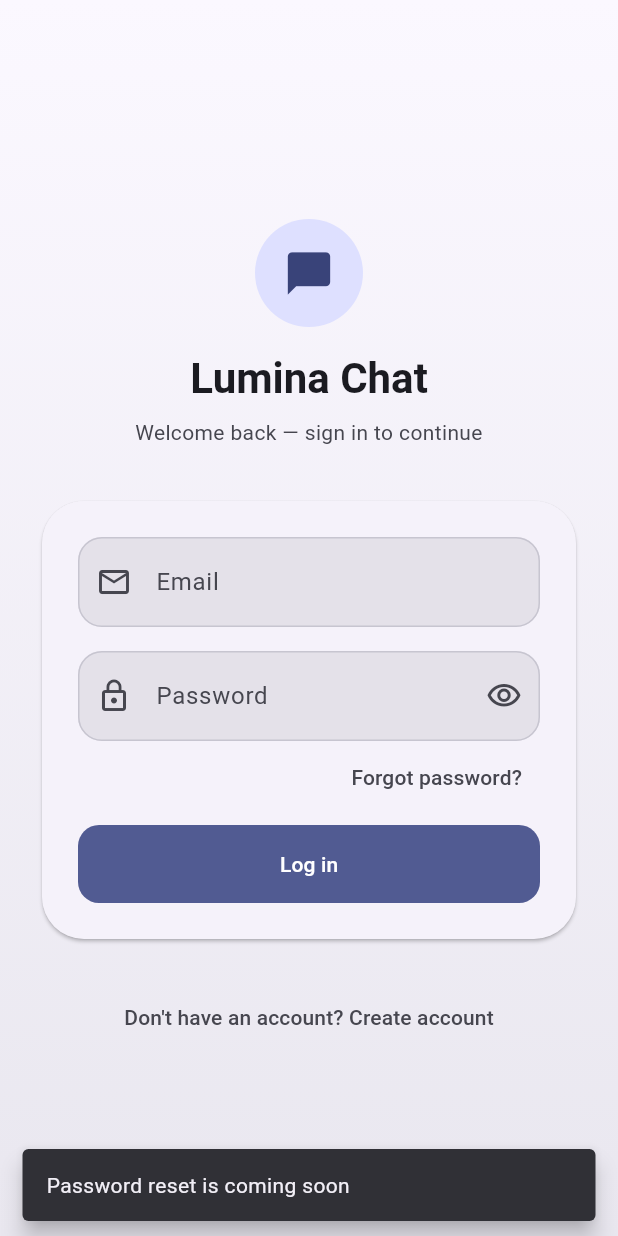
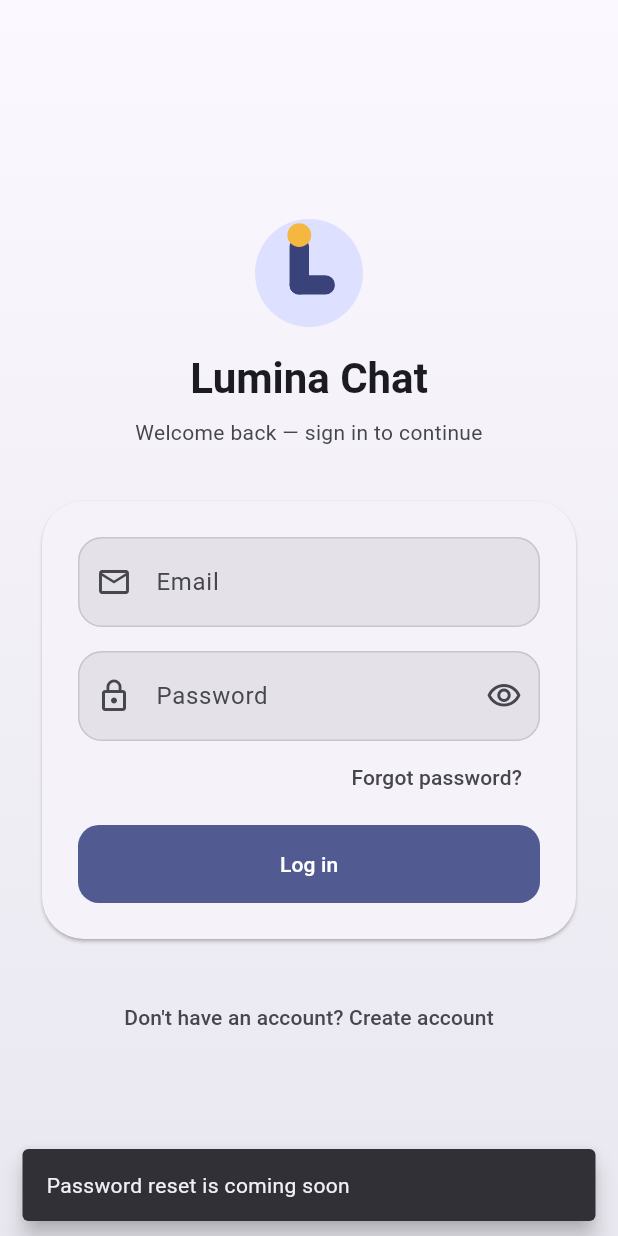
Before and after one commit to Mhmd-Shkeir/Chatting_app, a Flutter app: the screen it shows after launch, after a tap on "Forgot password?", on a phone screen of 412 x 824 dp. Run offline on Flutter 3.47's test engine with Material 3 defaults, Android fonts, the phone set to English and light mode, and no system bars; our stand-ins replace audioplayers, cached_network_image, cloud_firestore, emoji_picker_flutter, firebase_auth, firebase_core and 7 more; missing offline and left inert: record; accounts and stored records are empty.

Commit message:
feat: finalize Lumina Chat branding and splash screen
Adds the L-Mark brand identity (approved direction from the brand pitch:
two rounded bars forming an L, capped with a glow dot) across every
touchpoint that previously used generic/default assets:

- Android adaptive launcher icon (vector background+foreground layers for
  API 26+) plus regenerated legacy PNG mipmaps at all five densities,
  replacing the default Flutter template icon.
- Native pre-Flutter-engine splash (launch_background.xml) now shows the
  brand dusk background + glow logo instead of a blank white/system screen.
- In-app SplashScreen widget rebuilt: logo in a soft amber glow, "Welcome
  to Lumina Chat", tagline — fully Light/Dark/System-aware.
- Dedicated flat monochrome notification icon (Android requires a
  single-color silhouette here), wired into the manifest and
  LocalNotificationService, replacing the full-color launcher icon that
  was being force-flattened by the system.
- Login screen and AI Assistant (FAB + header) now use the same mark
  instead of generic Material icons.

New reusable lib/core/widgets/lumina_mark.dart (CustomPainter) is the
single source of geometry for the Flutter-side usages; the Android XML
vector drawables share the identical coordinates by hand, documented
in-file so they can be kept in sync.

```diff
--- /dev/null
+++ b/lib/core/theme/brand_colors.dart
@@ -0,0 +1,7 @@
+import 'package:flutter/material.dart';
+
+/// The one brand color that stays constant across Light/Dark/System — the
+/// "glow" accent from the Lumina mark (see LuminaMark). Everything else
+/// about the mark adapts to the surrounding theme; this doesn't, by design
+/// (approved brand pitch: "the glow color stays constant, the ink flips").
+const luminaGlow = Color(0xFFF4B740);
--- /dev/null
+++ b/lib/core/widgets/lumina_mark.dart
@@ -0,0 +1,74 @@
+import 'package:flutter/material.dart';
+
+import '../theme/brand_colors.dart';
+
+/// The Lumina Chat brand mark — two rounded bars forming an L, capped with a
+/// glowing dot (approved brand pitch, "L-Mark" direction: 2026-08-09).
+/// Vector-drawn so it stays crisp at any size, from a 20px notification-bar
+/// glyph up to a full splash-screen hero, and adapts [markColor] to
+/// whatever it's placed on while [glowColor] stays the constant brand
+/// amber. Same geometry drives the Android adaptive launcher icon and
+/// notification icon (see android/app/src/main/res/drawable/ic_launcher_foreground.xml
+/// and ic_notification.xml) — keep those in sync if this ever changes.
+class LuminaMark extends StatelessWidget {
+  const LuminaMark({this.size = 40, this.markColor, this.glowColor, super.key});
+
+  final double size;
+  final Color? markColor;
+  final Color? glowColor;
+
+  @override
+  Widget build(BuildContext context) {
+    final resolvedMarkColor = markColor ?? Theme.of(context).colorScheme.onSurface;
+    return SizedBox(
+      width: size,
+      height: size,
+      child: CustomPaint(
+        painter: _LuminaMarkPainter(
+          markColor: resolvedMarkColor,
+          glowColor: glowColor ?? luminaGlow,
+        ),
+      ),
+    );
+  }
+}
+
+class _LuminaMarkPainter extends CustomPainter {
+  const _LuminaMarkPainter({required this.markColor, required this.glowColor});
+
+  final Color markColor;
+  final Color glowColor;
+
+  // Same 100x100 grid as the approved brand pitch's SVG, so every rendering
+  // of this mark (Flutter, Android XML) shares identical geometry.
+  static const _gridSize = 100.0;
+
+  @override
+  void paint(Canvas canvas, Size size) {
+    final scale = size.width / _gridSize;
+    canvas.save();
+    canvas.scale(scale);
+
+    final markPaint = Paint()..color = markColor;
+    final glowPaint = Paint()..color = glowColor;
+
+    final verticalBar = RRect.fromRectAndRadius(
+      const Rect.fromLTWH(32, 16, 18, 54),
+      const Radius.circular(9),
+    );
+    final horizontalBar = RRect.fromRectAndRadius(
+      const Rect.fromLTWH(32, 52, 42, 18),
+      const Radius.circular(9),
+    );
+    canvas.drawRRect(verticalBar, markPaint);
+    canvas.drawRRect(horizontalBar, markPaint);
+    canvas.drawCircle(const Offset(41, 15), 11, glowPaint);
+
+    canvas.restore();
+  }
+
+  @override
+  bool shouldRepaint(covariant _LuminaMarkPainter oldDelegate) {
+    return oldDelegate.markColor != markColor || oldDelegate.glowColor != glowColor;
+  }
+}
--- a/lib/core/widgets/splash_screen.dart
+++ b/lib/core/widgets/splash_screen.dart
@@ -1,12 +1,74 @@
 import 'package:flutter/material.dart';
 
+import '../theme/brand_colors.dart';
+import 'lumina_mark.dart';
+
+/// Shown while the router is resolving auth/profile state (see
+/// router.dart's redirect). Fully theme-aware — unlike the native
+/// pre-Flutter-engine splash (android/.../launch_background.xml, a flat
+/// brand-color background shown before this widget can even run), this one
+/// picks up Light/Dark/System like every other screen.
 class SplashScreen extends StatelessWidget {
   const SplashScreen({super.key});
 
   @override
   Widget build(BuildContext context) {
-    return const Scaffold(
-      body: Center(child: CircularProgressIndicator()),
+    final colorScheme = Theme.of(context).colorScheme;
+    final textTheme = Theme.of(context).textTheme;
+
+    return Scaffold(
+      body: DecoratedBox(
+        decoration: BoxDecoration(
+          gradient: RadialGradient(
+            center: const Alignment(0, -0.5),
+            radius: 1.3,
+            colors: [colorScheme.surfaceContainerHigh, colorScheme.surface],
+          ),
+        ),
+        child: Center(
+          child: Column(
+            mainAxisSize: MainAxisSize.min,
+            children: [
+              Container(
+                width: 136,
+                height: 136,
+                decoration: BoxDecoration(
+                  shape: BoxShape.circle,
+                  gradient: RadialGradient(
+                    colors: [
+                      luminaGlow.withValues(alpha: 0.24),
+                      luminaGlow.withValues(alpha: 0),
+                    ],
+                  ),
+                ),
+                child: Center(
+                  child: LuminaMark(size: 76, markColor: colorScheme.onSurface),
+                ),
+              ),
+              const SizedBox(height: 28),
+              Text(
+                'Welcome to Lumina Chat',
+                textAlign: TextAlign.center,
+                style: textTheme.headlineSmall?.copyWith(fontWeight: FontWeight.w800),
+              ),
+              const SizedBox(height: 8),
+              Text(
+                'Chat simply. Connect freely.',
+                style: textTheme.bodyMedium?.copyWith(color: colorScheme.onSurfaceVariant),
+              ),
+              const SizedBox(height: 44),
+              SizedBox(
+                width: 22,
+                height: 22,
+                child: CircularProgressIndicator(
+                  strokeWidth: 2.4,
+                  color: colorScheme.onSurfaceVariant,
+                ),
+              ),
+            ],
+          ),
+        ),
+      ),
     );
   }
 }
--- a/lib/features/assistant/presentation/screens/assistant_screen.dart
+++ b/lib/features/assistant/presentation/screens/assistant_screen.dart
@@ -1,6 +1,7 @@
 import 'package:flutter/material.dart';
 import 'package:flutter_riverpod/flutter_riverpod.dart';
 
+import '../../../../core/widgets/lumina_mark.dart';
 import '../../data/models/assistant_message.dart';
 import '../providers/assistant_providers.dart';
 
@@ -55,7 +56,7 @@ class _AssistantScreenState extends ConsumerState<AssistantScreen> {
             CircleAvatar(
               radius: 16,
               backgroundColor: colorScheme.primaryContainer,
-              child: Icon(Icons.auto_awesome, size: 16, color: colorScheme.onPrimaryContainer),
+              child: LuminaMark(size: 18, markColor: colorScheme.onPrimaryContainer),
             ),
             const SizedBox(width: 10),
             const Text('Lumina Assistant'),
@@ -153,7 +154,7 @@ class _EmptyState extends StatelessWidget {
         child: Column(
           mainAxisSize: MainAxisSize.min,
           children: [
-            Icon(Icons.auto_awesome, size: 40, color: colorScheme.primary),
+            LuminaMark(size: 44, markColor: colorScheme.primary),
             const SizedBox(height: 16),
             Text(
               "Hi, I'm Lumina Assistant",
--- a/lib/features/authentication/presentation/screens/login_screen.dart
+++ b/lib/features/authentication/presentation/screens/login_screen.dart
@@ -5,6 +5,7 @@ import 'package:go_router/go_router.dart';
 import '../../../../core/utils/firebase_error_mapper.dart';
 import '../../../../core/widgets/auth_text_field_decoration.dart';
 import '../../../../core/widgets/error_banner.dart';
+import '../../../../core/widgets/lumina_mark.dart';
 import '../../../../core/widgets/primary_loading_button.dart';
 import '../providers/auth_providers.dart';
 
@@ -79,11 +80,7 @@ class _LoginScreenState extends ConsumerState<LoginScreen> {
                           color: colorScheme.primaryContainer,
                           shape: BoxShape.circle,
                         ),
-                        child: Icon(
-                          Icons.chat_bubble_rounded,
-                          size: 34,
-                          color: colorScheme.onPrimaryContainer,
-                        ),
+                        child: LuminaMark(size: 40, markColor: colorScheme.onPrimaryContainer),
                       ),
                     ),
                     const SizedBox(height: 16),
--- a/lib/features/conversations/presentation/screens/home_screen.dart
+++ b/lib/features/conversations/presentation/screens/home_screen.dart
@@ -2,6 +2,7 @@ import 'package:flutter/material.dart';
 import 'package:flutter_riverpod/flutter_riverpod.dart';
 import 'package:go_router/go_router.dart';
 
+import '../../../../core/widgets/lumina_mark.dart';
 import '../../../../core/widgets/user_avatar.dart';
 import '../../../authentication/presentation/providers/auth_providers.dart';
 import '../../../chat/presentation/providers/chat_providers.dart';
@@ -123,7 +124,7 @@ class HomeScreen extends ConsumerWidget {
       floatingActionButton: FloatingActionButton(
         tooltip: 'Lumina Assistant',
         onPressed: () => context.push('/assistant'),
-        child: const Icon(Icons.auto_awesome),
+        child: LuminaMark(size: 26, markColor: Theme.of(context).colorScheme.onPrimaryContainer),
       ),
     );
   }
--- a/lib/features/notifications/data/local_notification_service.dart
+++ b/lib/features/notifications/data/local_notification_service.dart
@@ -8,7 +8,7 @@ class LocalNotificationService {
   final _plugin = FlutterLocalNotificationsPlugin();
 
   Future<void> init({required void Function(String conversationId) onTap}) async {
-    const androidSettings = AndroidInitializationSettings('@mipmap/ic_launcher');
+    const androidSettings = AndroidInitializationSettings('@drawable/ic_notification');
     const settings = InitializationSettings(android: androidSettings);
     await _plugin.initialize(
       settings,
```
Also changed, not shown: 15 other files.
